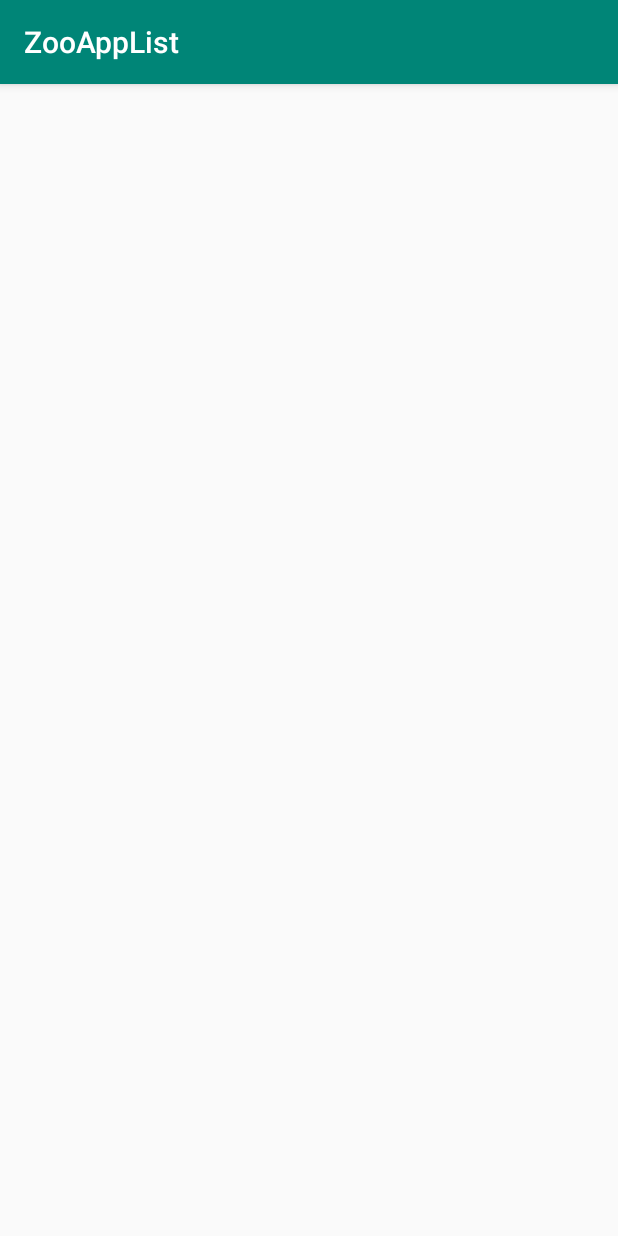
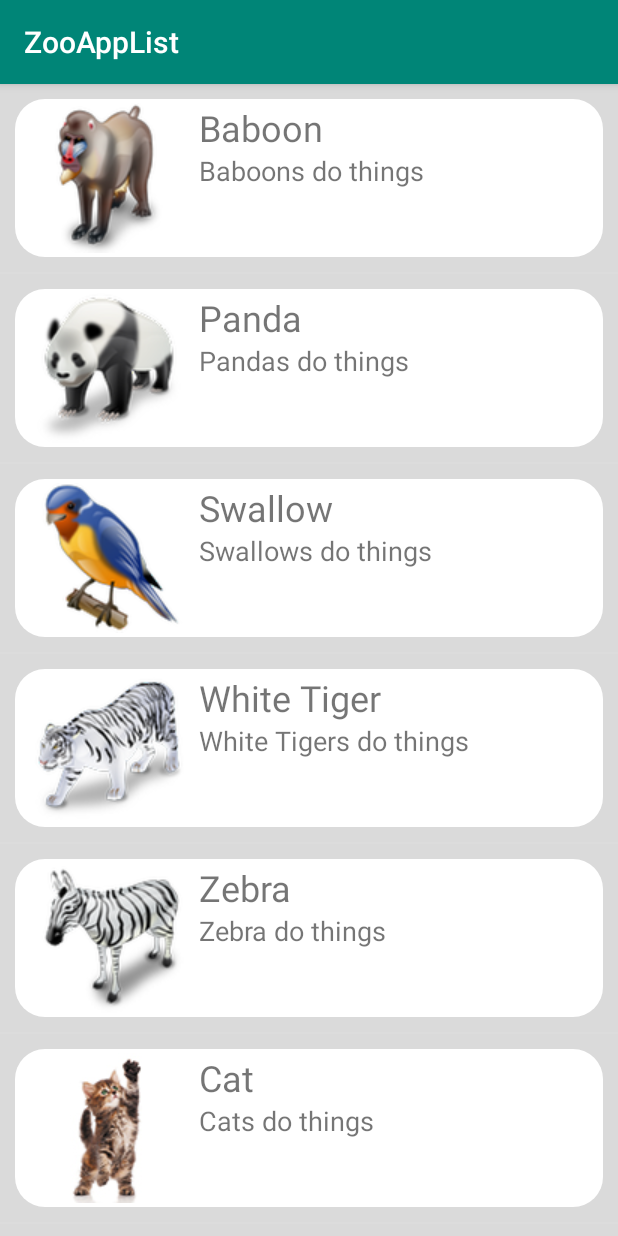
Before and after one commit to StephenGemin/ZooAppList, an Android app: the screen it shows after launch (MainActivity), on a phone screen of 412 x 824 dp. Run offline under Robolectric (Android 15) with nearby library versions, the light colour scheme and no system bars.

Commit message:
Main page layout

```diff
--- a/app/src/main/java/com/example/zooapplist/MainActivity.kt
+++ b/app/src/main/java/com/example/zooapplist/MainActivity.kt
@@ -3,10 +3,12 @@ package com.example.zooapplist
 import android.content.Context
 import androidx.appcompat.app.AppCompatActivity
 import android.os.Bundle
+import android.view.LayoutInflater
 import android.view.View
 import android.view.ViewGroup
 import android.widget.BaseAdapter
 import kotlinx.android.synthetic.main.animal_ticket.view.*
+import kotlinx.android.synthetic.main.activity_main.*
 
 class MainActivity : AppCompatActivity() {
 
@@ -16,12 +18,13 @@ class MainActivity : AppCompatActivity() {
         super.onCreate(savedInstanceState)
         setContentView(R.layout.activity_main)
         //load animals
-        listOfAnimals.add(Animal(R.string.baboon, R.string.baboon_desc, R.drawable.baboon))
-        listOfAnimals.add(Animal(R.string.bulldog, R.string.bulldog_desc, R.drawable.bulldog))
-        listOfAnimals.add(Animal(R.string.panda, R.string.panda_desc, R.drawable.panda))
-        listOfAnimals.add(Animal(R.string.swallow, R.string.swallow_desc, R.drawable.swallow_bird))
-        listOfAnimals.add(Animal(R.string.white_tiger, R.string.white_tiger_desc, R.drawable.white_tiger))
-        listOfAnimals.add(Animal(R.string.zebra, R.string.zebra_desc, R.drawable.zebra))
+        listOfAnimals.add(Animal(getString(R.string.baboon), getString(R.string.baboon_desc), R.drawable.baboon))
+        listOfAnimals.add(Animal(getString(R.string.panda), getString(R.string.panda_desc), R.drawable.panda))
+        listOfAnimals.add(Animal(getString(R.string.swallow), getString(R.string.swallow_desc), R.drawable.swallow_bird))
+        listOfAnimals.add(Animal(getString(R.string.white_tiger), getString(R.string.white_tiger_desc), R.drawable.white_tiger))
+        listOfAnimals.add(Animal(getString(R.string.zebra), getString(R.string.zebra_desc), R.drawable.zebra))
+        listOfAnimals.add(Animal(getString(R.string.cat), getString(R.string.cat_desc), R.drawable.cat))
+        listOfAnimals.add(Animal(getString(R.string.fox), getString(R.string.fox_desc), R.drawable.fox))
 
         adapter = animalAdapter(this, listOfAnimals)
         animalList.adapter = adapter
@@ -30,16 +33,17 @@ class MainActivity : AppCompatActivity() {
     class animalAdapter:BaseAdapter{
         var listOfAnimals=ArrayList<Animal>()
         var context:Context?=null
-        constructor(listOfAnimals:ArrayList<Animal>):super(){
+        constructor(context:Context, listOfAnimals:ArrayList<Animal>):super(){
             this.listOfAnimals = listOfAnimals
             this.context = context
         }
         override fun getView(p0: Int, p1: View?, p2: ViewGroup?): View {
             val animal = listOfAnimals[p0]
-            val myView = context!!.getSystemService(Context.LAYOUT_INFLATER_SERVICE) layoutInflator.inflate(R.layout.animal_ticket, null)
-            myView.txt_header.text = animal.name
-            myView.txt_desc.text = animal.desc
-            myView.img.setImageResource(animal.image)
+            var inflator = context!!.getSystemService(Context.LAYOUT_INFLATER_SERVICE) as LayoutInflater
+            var myView = inflator.inflate(R.layout.animal_ticket, null)
+            myView.txt_header.text = animal.name!!.toString()
+            myView.txt_desc.text = animal.desc!!.toString()
+            myView.img.setImageResource(animal.image!!)
             return myView
         }
 
--- a/app/src/main/java/com/example/zooapplist/animal.kt
+++ b/app/src/main/java/com/example/zooapplist/animal.kt
@@ -1,10 +1,10 @@
 package com.example.zooapplist
 
 class Animal{
-    var name:Int?=null
-    var desc:Int?=null
+    var name:String?=null
+    var desc:String?=null
     var image:Int?=null
-    constructor(name:Int, desc:Int, image:Int){
+    constructor(name:String, desc:String, image:Int){
         this.name = name
         this.desc = desc
         this.image = image
--- a/app/src/main/res/values/strings.xml
+++ b/app/src/main/res/values/strings.xml
@@ -11,5 +11,11 @@
     <string name="white_tiger">White Tiger</string>
     <string name="white_tiger_desc">White Tigers do things</string>
     <string name="zebra">Zebra</string>
-    <string name="zebra_desc">Zebras do things</string>
+    <string name="zebra_desc">Zebra do things</string>
+    <string name="fox">Fox</string>
+    <string name="fox_desc">Fox do things</string>
+    <string name="squirrel">Squirrel</string>
+    <string name="squirrel_desc">Squirrels do things</string>
+    <string name="cat">Cat</string>
+    <string name="cat_desc">Cats do things</string>
 </resources>
```
Also changed, not shown: app/src/main/res/drawable/cat.png (added), app/src/main/res/drawable/fox.png (added).
